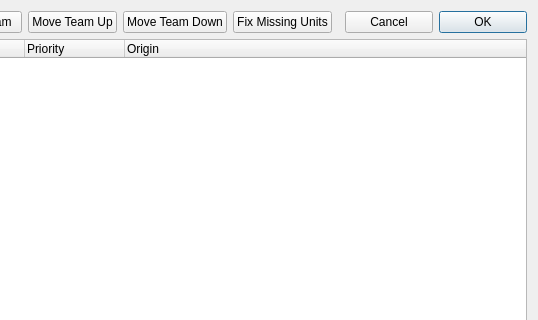
First picture: the form in GeneralsMD/Code/Tools/WorldBuilder/qt/panels/WBQtTeamsDialog.ui, repository triatomic/worldbuilderQT, before the edit; both pictures show x 492 to 1030 and y 0 to 320 of the 1030 by 540 pixel window.
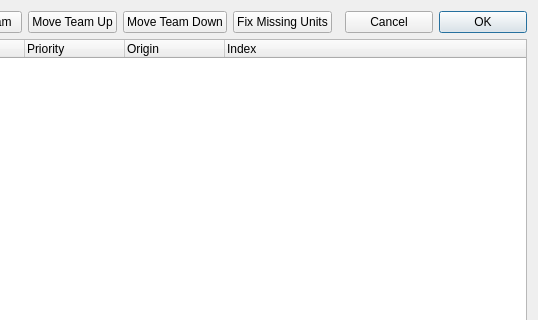
Second picture: the form after the edit.

Commit message:
Team Builder: restore the Index column
The MFC teams list inserts six columns, the last holding each team's index in the
sides list. The bridge already filled it and served it, but the Qt dialog declared
only five, so the value was computed and then never read.

- Add the Index column to the teams table and read the sixth column back
- Size Origin and Index to match the narrow widths the MFC InsertColumn calls used,
  rather than leaving them at Qt's default

Diff of the .ui file:
```diff
--- a/GeneralsMD/Code/Tools/WorldBuilder/qt/panels/WBQtTeamsDialog.ui
+++ b/GeneralsMD/Code/Tools/WorldBuilder/qt/panels/WBQtTeamsDialog.ui
@@ -209,6 +209,11 @@
         <string>Origin</string>
        </property>
       </column>
+      <column>
+       <property name="text">
+        <string>Index</string>
+       </property>
+      </column>
      </widget>
     </widget>
    </item>
```
The commit also changes 1 other file.
